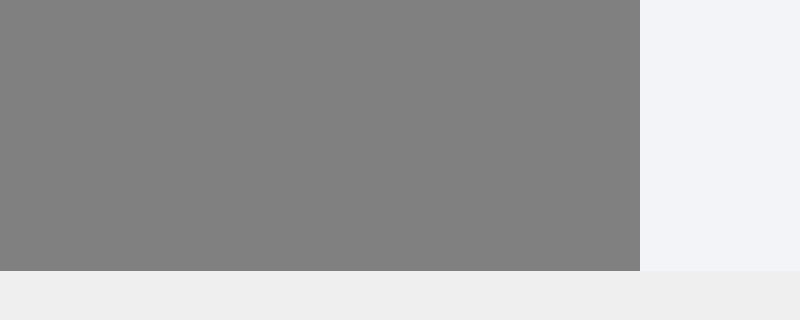
Before: the Qt Designer form register.ui in nepalprastut/oopProj, drawn with Qt 5; both pictures show x 0 to 800 and y 449 to 769 of the 1280 by 769 pixel window.
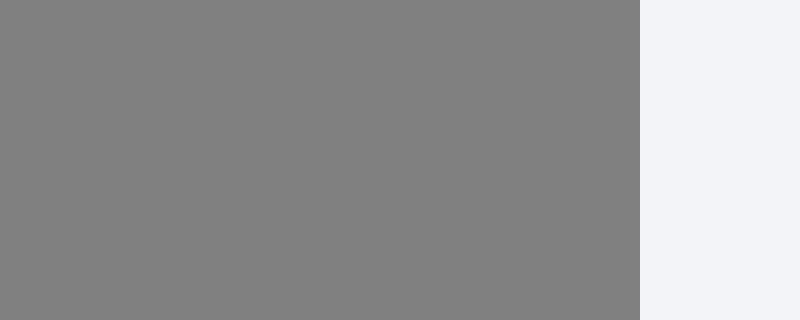
After: the same form once the commit is applied. Icons and pictures are not drawn.

Commit message: login and register layout

What changed in the file:
```diff
--- a/register.ui
+++ b/register.ui
@@ -19,15 +19,24 @@
   <property name="windowTitle">
    <string>Dialog</string>
   </property>
+  <layout class="QHBoxLayout" name="horizontalLayout">
+   <property name="spacing">
+    <number>0</number>
+   </property>
+   <property name="leftMargin">
+    <number>0</number>
+   </property>
+   <property name="topMargin">
+    <number>0</number>
+   </property>
+   <property name="rightMargin">
+    <number>0</number>
+   </property>
+   <property name="bottomMargin">
+    <number>0</number>
+   </property>
+   <item>
   <widget class="QWidget" name="widget" native="true">
-   <property name="geometry">
-    <rect>
-     <x>0</x>
-     <y>0</y>
-     <width>640</width>
-     <height>720</height>
-    </rect>
-   </property>
    <property name="styleSheet">
     <string notr="true">background-image: url(:/icons/signup.png);
 background-repeat:no-repeat;
@@ -35,15 +44,9 @@
 background-color:grey;</string>
    </property>
   </widget>
+   </item>
+   <item>
   <widget class="QWidget" name="widget_2" native="true">
-   <property name="geometry">
-    <rect>
-     <x>640</x>
-     <y>0</y>
-     <width>640</width>
-     <height>720</height>
-    </rect>
-   </property>
    <property name="styleSheet">
     <string notr="true">background-color: rgb(243, 244, 248);</string>
    </property>
@@ -340,6 +343,8 @@
     </property>
    </widget>
   </widget>
+   </item>
+  </layout>
  </widget>
  <resources/>
  <connections/>
```
Lines whose indentation alone changed are shown as unchanged. The commit also changes 3 other files.
